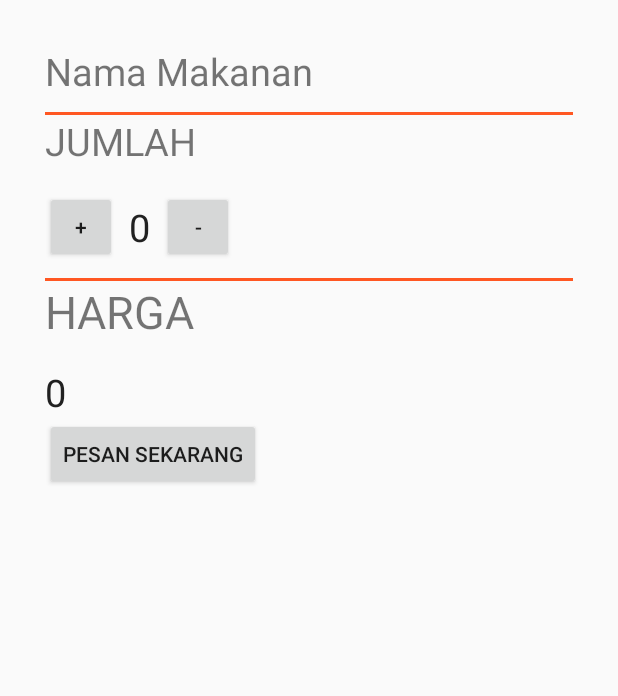
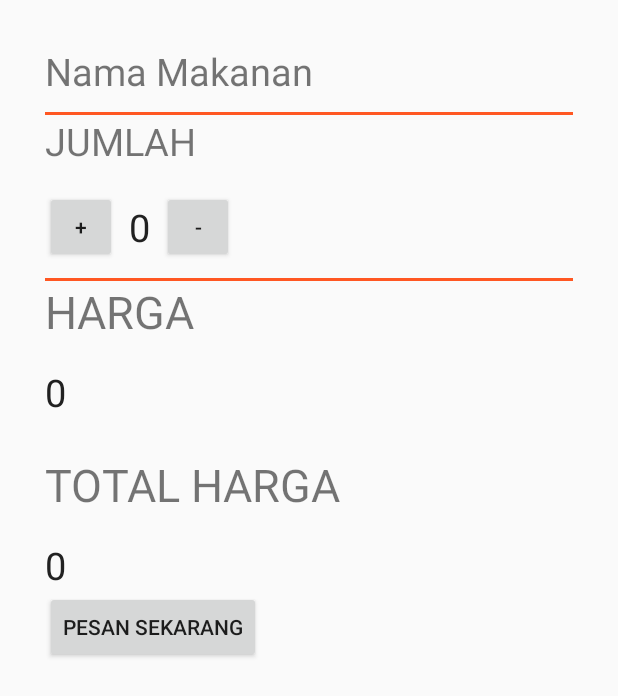
Before and after one commit to yudhayunantop/ProjectUAS, an Android app: the layout activity_pesan.xml on its own in the app's theme, with its tools: preview values and no code run, on a phone screen of 412 x 824 dp. Shown: the top 696 px of the screen. Run offline under Robolectric (Android 15) with nearby library versions, the phone set to English and light mode, and no system bars.

Commit message:
NAMA, PRICE, QUANTITY berhasil ketangkep

```diff
--- a/app/src/main/java/com/dicoding/picodiploma/ProjectUAS/PesanActivity.kt
+++ b/app/src/main/java/com/dicoding/picodiploma/ProjectUAS/PesanActivity.kt
@@ -30,7 +30,9 @@ class PesanActivity : AppCompatActivity() {
         name = intent.getStringExtra(DetailActivity.NAMA).toString()
         nameMakananText.text=name
 
+        val hargaSatuanText = findViewById<View>(R.id.harga_asli) as TextView
         price = intent.getIntExtra(DetailActivity.PRICE, 0)
+        hargaSatuanText.text= price.toString()
 
         submit_order.setOnClickListener{
             val bayar = calculateprice() //memanggil method jumlah harga
--- a/app/src/main/res/layout/activity_pesan.xml
+++ b/app/src/main/res/layout/activity_pesan.xml
@@ -25,8 +25,8 @@
         <TextView
             android:layout_width="wrap_content"
             android:layout_height="wrap_content"
-            android:text="jumlah"
-            android:textSize="25dp"
+            android:text="@string/jumlah"
+            android:textSize="25sp"
             android:textAllCaps="true"
             android:layout_marginBottom="16dp"
             app:layout_constraintBottom_toBottomOf="parent"
@@ -42,7 +42,7 @@
             <Button
                 android:id="@+id/increment"
                 android:layout_width="48dp"
-                android:text="+"
+                android:text="@string/plus"
                 android:layout_height="48dp" />
 
             <TextView
@@ -50,16 +50,16 @@
                 android:layout_gravity="center"
                 android:layout_width="wrap_content"
                 android:layout_height="wrap_content"
-                android:text="0"
+                android:text="@string/_0"
                 android:paddingRight="8dp"
                 android:paddingLeft="8dp"
                 android:id="@+id/quantity_textview"
-                android:textSize="25dp"/>
+                android:textSize="25sp"/>
 
             <Button
                 android:id="@+id/decrement"
                 android:layout_width="48dp"
-                android:text="-"
+                android:text="@string/minus"
                 android:layout_height="48dp" />
         </LinearLayout>
 
@@ -72,22 +72,40 @@
         <TextView
             android:layout_width="wrap_content"
             android:layout_height="wrap_content"
-            android:text="Harga"
-            android:textSize="30dp"
+            android:text="@string/harga"
+            android:textSize="30sp"
             android:textAllCaps="true"
             android:layout_marginBottom="16dp"/>
+
+        <TextView
+            android:id="@+id/harga_asli"
+            android:layout_width="wrap_content"
+            android:layout_height="wrap_content"
+            android:text="@string/_0"
+            android:textColor="#212121"
+            android:textSize="25sp"/>
+
         <TextView
             android:layout_width="wrap_content"
             android:layout_height="wrap_content"
-            android:text="0"
+            android:text="@string/total_harga"
+            android:textSize="30sp"
+            android:textAllCaps="true"
+            android:layout_marginTop="24dp"
+            android:layout_marginBottom="16dp"/>
+
+        <TextView
+            android:layout_width="wrap_content"
+            android:layout_height="wrap_content"
+            android:text="@string/_0"
             android:textColor="#212121"
             android:id="@+id/price_textview"
-            android:textSize="25dp"/>
+            android:textSize="25sp"/>
         <Button
             android:id="@+id/submit_order"
             android:layout_width="wrap_content"
             android:layout_marginBottom="16dp"
             android:layout_height="wrap_content"
-            android:text="Pesan Sekarang"/>
+            android:text="@string/pesan_sekarang"/>
     </LinearLayout>
 </ScrollView>
--- a/app/src/main/res/values/strings.xml
+++ b/app/src/main/res/values/strings.xml
@@ -7,8 +7,14 @@
     <string name="pesanan">Pesanan</string>
     <string name="about">About</string>
     <string name="yudha_yunanto_putra">Yudha Yunanto Putra</string>
-    <string name="harga">Harga</string>
     <string name="rp">Rp.</string>
     <string name="nama_makanan">Nama Makanan</string>
+    <string name="harga">Harga</string>
+    <string name="total_harga">Total Harga</string>
+    <string name="pesan_sekarang">Pesan Sekarang</string>
+    <string name="_0">0</string>
+    <string name="minus">-</string>
+    <string name="plus">+</string>
+    <string name="jumlah">jumlah</string>
 
 </resources>
```
